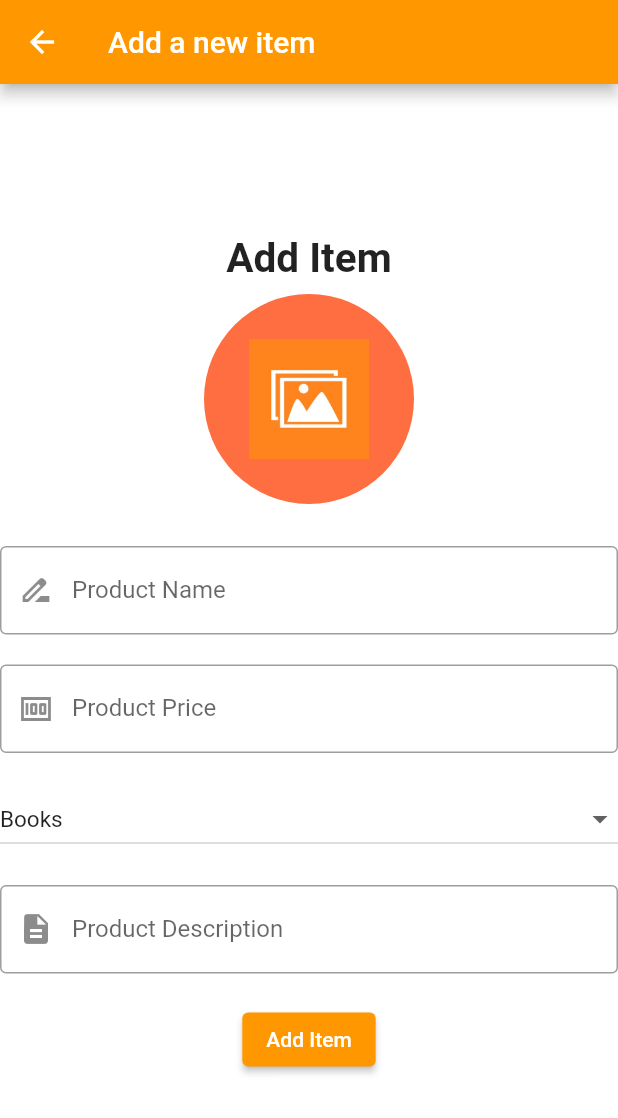
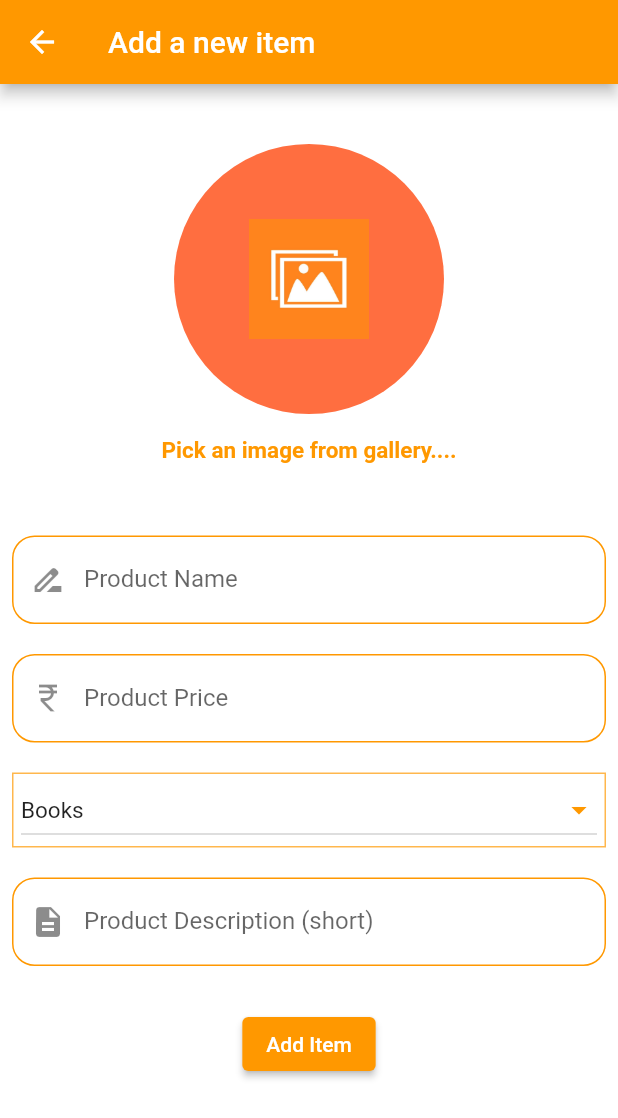
Before and after one commit to KParidhi/shop, a Flutter app: the ItemForm screen opened directly, on a phone screen of 412 x 824 dp. Shown: the top 1118 px of the screen. Run offline on Flutter 3.47's test engine with Material 2 defaults, Android fonts, the phone set to English and light mode, and no system bars; our stand-ins replace badges, cached_network_image, camera, cloud_firestore, curved_navigation_bar, firebase_auth and 9 more; missing offline and left inert: clippy_flutter; accounts and stored records are empty.

```diff
--- a/lib/pages/HomePage.dart
+++ b/lib/pages/HomePage.dart
@@ -1,6 +1,7 @@
 
 import 'package:curved_navigation_bar/curved_navigation_bar.dart';
 import 'package:flutter/material.dart';
+
 import 'package:home/pages/CartPage.dart';
 import 'package:home/pages/HomeBody.dart';
 import 'package:home/pages/ItemForm.dart';
@@ -22,8 +23,6 @@ class _HomePageState extends State<HomePage> {
   @override
   Widget build(BuildContext context){
     return Scaffold(
-
-
 
       body:
         pagesData[selectedItem],
--- a/lib/pages/ItemForm.dart
+++ b/lib/pages/ItemForm.dart
@@ -45,10 +45,10 @@ class _ItemFormState extends State<ItemForm> {
               child: Center(
                   child: Column(
                       children: [
-                        SizedBox(height: 100,),
-                        Text("Add Item", style: TextStyle(fontSize: 27, fontWeight: FontWeight.bold,),),
+                        SizedBox(height: 30,),
+                        //Text("Add Item", style: TextStyle(fontSize: 27, fontWeight: FontWeight.bold,),),
                         Padding(
-                          padding: const EdgeInsets.all(8.0),
+                          padding: const EdgeInsets.only(top: 10,left: 8,right: 8,bottom: 15),
                           child: GestureDetector(
                             onTap: ()async{
                               ImagePicker image = ImagePicker();
@@ -67,27 +67,50 @@ class _ItemFormState extends State<ItemForm> {
                             child: Container(
                               child: profilePic==null? CircleAvatar(
                                 backgroundColor:Colors.deepOrangeAccent,
-                                radius: 70,
+                                radius: 90,
                                 child: Image.asset('images/add_pic.png', height: 80,width: 80),
 
                               ):
                               CircleAvatar(
-                                radius: 70,
+                                radius: 90,
                                 foregroundImage: FileImage(File(profilePic!)),
                               ),
                             ),
                           ),
 
                         ),
-                        SizedBox(height: 20,),
+                        Text("Pick an image from gallery....",
+                          style: TextStyle(
+                            fontSize: 15,
+                            fontWeight: FontWeight.bold,
+                          color: Colors.orange),),
+                        SizedBox(height: 40,),
 
+                        Container(
+                          padding: EdgeInsets.all(8),
+                          child:
+                            Column(
+                              mainAxisAlignment: MainAxisAlignment.center,
+                           children:[
                              TextFormField(
                           onChanged: (value){
                             name = value;},
                           decoration: InputDecoration(
 
                             labelText: 'Product Name',
-                            hintText: 'enter name',
+                            //hintText: 'enter name',
+                            focusedBorder:  OutlineInputBorder(
+                              borderRadius: BorderRadius.circular(15),
+                              borderSide: BorderSide(
+                                  width: 1.5,
+                                  color: Colors.orange),
+                            ),
+                            enabledBorder: OutlineInputBorder(
+                              borderRadius: BorderRadius.circular(15),
+                              borderSide: BorderSide(
+                                  width: 1,
+                                  color: Colors.orange),
+                            ),
                             prefixIcon: Icon(Icons.drive_file_rename_outline),
 
                             border: OutlineInputBorder(),),
@@ -106,13 +129,26 @@ class _ItemFormState extends State<ItemForm> {
                             price = value1;
 
                           },
+                          keyboardType: TextInputType.number,
+
                           decoration: InputDecoration(
 
                               labelText: 'Product Price',
-                              hintText: 'enter Price',
-                              prefixIcon: Icon(Icons.money),
+                              //hintText: 'enter Price',
+                              prefixIcon: Icon(Icons.currency_rupee),
 
-                              border: OutlineInputBorder()
+                            focusedBorder:  OutlineInputBorder(
+                              borderRadius: BorderRadius.circular(15),
+                              borderSide: BorderSide(
+                                  width: 1.5,
+                                  color: Colors.orange),
+                            ),
+                            enabledBorder: OutlineInputBorder(
+                              borderRadius: BorderRadius.circular(15),
+                              borderSide: BorderSide(
+                                  width: 1,
+                                  color: Colors.orange),
+                            ),
                           ),
                           validator: (value) {
                             if (value == null || value.isEmpty) {
@@ -125,9 +161,17 @@ class _ItemFormState extends State<ItemForm> {
                           height: 20,
                         ),
 
+                Container(
+                  padding:EdgeInsets.only(left: 5,right: 5),
+                  child:
                             DropdownButton<String>(
                             // Step 3.
                             value: dropdownValue,
+                            icon:Icon(Icons.arrow_drop_down,
+                            color: Colors.orange,
+
+
+                            ),
                             isExpanded:true,
                             borderRadius: BorderRadius.circular(20),
                             //border: Border.all(color: Colors.redAccent),
@@ -149,6 +193,15 @@ class _ItemFormState extends State<ItemForm> {
                               });
                             },
                           ),
+
+
+                          decoration: BoxDecoration(
+                            border: Border.all(
+                                color:Colors.orange.shade300)
+                            //color: Colors.orange.shade300,
+                          ),
+                ),
+
                         SizedBox(height: 20,),
 
                         TextFormField(
@@ -159,11 +212,23 @@ class _ItemFormState extends State<ItemForm> {
 
                           decoration: InputDecoration(
 
-                              labelText: 'Product Description',
-                              hintText: 'enter description(Short)',
-                              prefixIcon: Icon(Icons.description),
+                              labelText: 'Product Description (short)',
+                              //hintText: 'enter description(Short)',
+                              prefixIcon: Icon(Icons.description
+                              ),
 
-                              border: OutlineInputBorder()
+                            focusedBorder:  OutlineInputBorder(
+                              borderRadius: BorderRadius.circular(15),
+                              borderSide: BorderSide(
+                                  width: 1.5,
+                                  color: Colors.orange),
+                            ),
+                            enabledBorder: OutlineInputBorder(
+                              borderRadius: BorderRadius.circular(15),
+                              borderSide: BorderSide(
+                                  width: 1,
+                                  color: Colors.orange),
+                            ),
                           ),
                           validator: (value) {
                             if (value == null || value.isEmpty) {
@@ -171,6 +236,8 @@ class _ItemFormState extends State<ItemForm> {
                             }
                             return null;
                           },
+                        ),
+                        ],),
                         ),
                         SizedBox(
                           height: 20,
--- a/lib/pages/display_item.dart
+++ b/lib/pages/display_item.dart
@@ -28,7 +28,6 @@ class Next extends State<DisplayItems>{
   Widget build(BuildContext context) {
      return Scaffold(
       body: Center(
-      child: SingleChildScrollView(
       child: StreamBuilder<QuerySnapshot>(
       stream: _usersStream,
       builder: (BuildContext context, AsyncSnapshot<QuerySnapshot> snapshot) {
@@ -44,6 +43,9 @@ class Next extends State<DisplayItems>{
           GridView.builder(
             itemCount: snapshot.data!.docs.length,
             padding: const EdgeInsets.all(8),
+
+              shrinkWrap: true,
+              physics: NeverScrollableScrollPhysics(),
 
             gridDelegate: const SliverGridDelegateWithFixedCrossAxisCount(
             crossAxisCount: 2,
@@ -131,7 +133,7 @@ class Next extends State<DisplayItems>{
                 ),);}
           );}
       ),
-      ),),)
+      ),)
      ;}}
 
     /*InkWell(
--- a/lib/services/products.dart
+++ b/lib/services/products.dart
@@ -1,8 +1,6 @@
 import 'package:flutter/material.dart';
 import 'package:flutter_riverpod/flutter_riverpod.dart';
 import 'package:home/pages/ItemForm.dart';
-
-import 'package:home/services/add_product.dart';
 import 'package:home/services/product_list.dart';
 import 'package:home/services/user_product.dart';
 
--- a/lib/services/user_product.dart
+++ b/lib/services/user_product.dart
@@ -7,8 +7,8 @@ class UserProductsNotifier extends StateNotifier<List<Product>> {
   UserProductsNotifier() : super(const []);
 
   void addProduct(String title) {
-    final newPlace = Product(title: title);
-    state = [newPlace, ...state];
+    final newProduct = Product(title: title);
+    state = [newProduct, ...state];
   }
 }
 
--- a/lib/widgets/ItemAppBar.dart
+++ b/lib/widgets/ItemAppBar.dart
@@ -27,9 +27,9 @@ class ItemAppBar extends StatelessWidget{
               color:Colors.orange,
             ),),),
           Spacer(),
-          Icon(Icons.favorite,
-          size:30,
-          color: Colors.orange,)
+          // Icon(Icons.favorite,
+          // size:30,
+          // color: Colors.orange,)
         ],
       ) ,
     );
```
Also changed, not shown: lib/main.dart (+21 -7 lines), lib/pages/Categorial_ItemList.dart (+26 -17 lines), lib/pages/HomeBody.dart (+26 -17 lines), lib/pages/ItemGrid.dart (deleted, +0 -191 lines), lib/pages/ItemPage.dart (+9 -8 lines), lib/pages/SignUpPage.dart (+13 -3 lines), lib/widgets/CategoriesWidget.dart (+22 -8 lines), lib/widgets/ItemBottomNavBar.dart (+16 -4 lines). Lines whose indentation alone changed are shown as unchanged.
